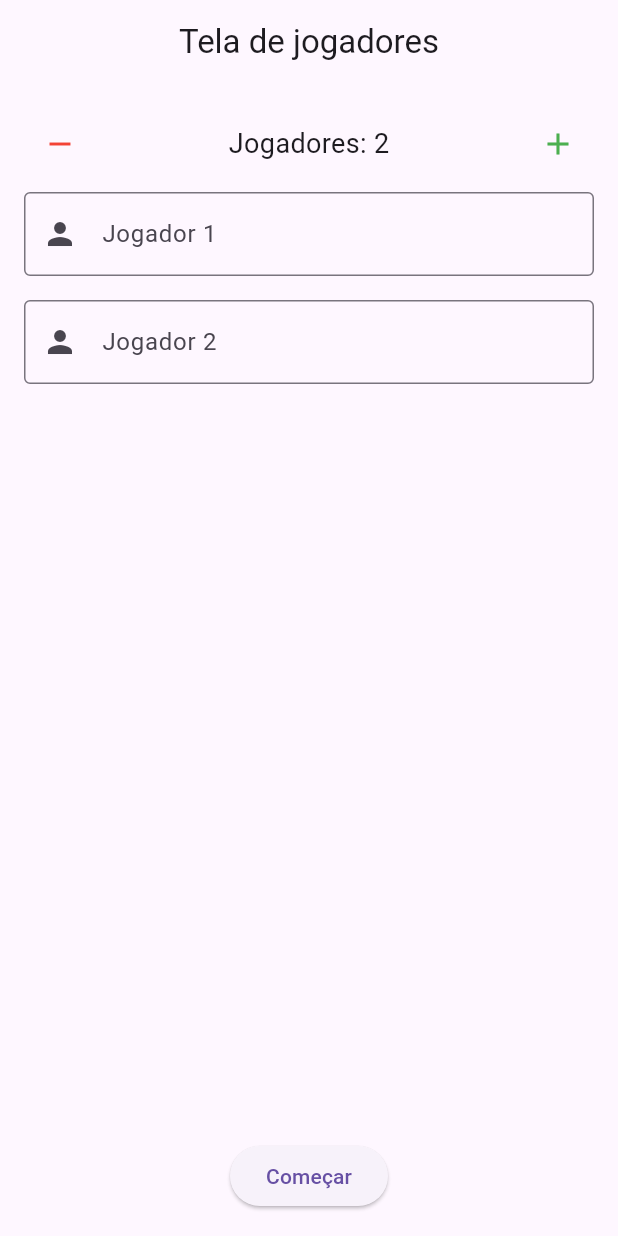
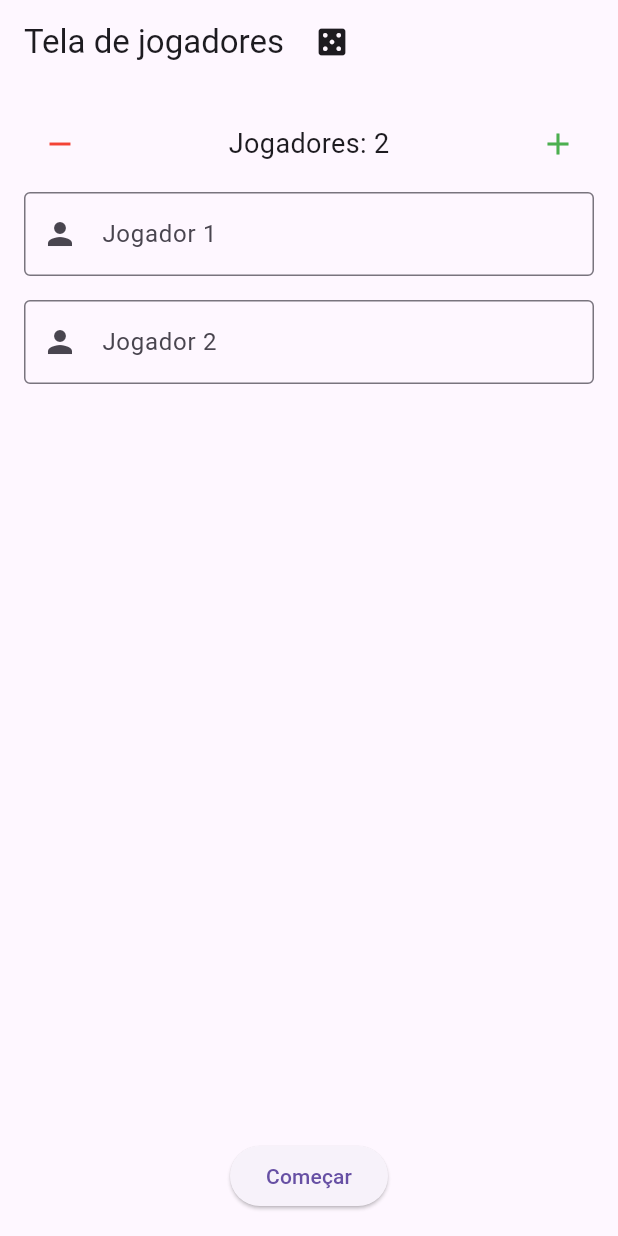
Before and after one commit to birdenly/Liars_Bar, a Flutter app: the screen it shows after launch, on a phone screen of 412 x 824 dp. Run offline on Flutter 3.47's test engine with Material 3 defaults, Android fonts, the phone set to English and light mode, and no system bars.

Commit message:
table card button

```diff
--- a/lib/main.dart
+++ b/lib/main.dart
@@ -60,13 +60,50 @@ class _PlayerInputScreenState extends State<PlayerInputScreen> {
     }
   }
 
+  void _showRandomCard() {
+    final List<String> cards = ['Queen', 'King', 'Ace'];
+    final String selectedCard = (cards..shuffle()).first;
+
+    showDialog(
+      context: context,
+      builder: (context) {
+        return AlertDialog(
+          title: const Text('Carta da Mesa:'),
+          content: Text(
+            selectedCard,
+            style: const TextStyle(fontSize: 25),
+          ),
+          actions: [
+            TextButton(
+              onPressed: () {
+                Navigator.of(context).pop();
+              },
+              child: const Text('OK'),
+            ),
+          ],
+        );
+      },
+    );
+  }
+
   @override
   Widget build(BuildContext context) {
     return Scaffold(
       appBar: AppBar(
-        title: const Center(
-          child: Text('Tela de jogadores'),
-        ),
+        title: Center(
+            child: Row(
+          children: [
+            const Text('Tela de jogadores'),
+            ButtonBar(
+              children: [
+                IconButton(
+                  icon: const Icon(Icons.casino),
+                  onPressed: _showRandomCard,
+                ),
+              ],
+            )
+          ],
+        )),
       ),
       body: Padding(
         padding: const EdgeInsets.all(16.0),
@@ -84,7 +121,7 @@ class _PlayerInputScreenState extends State<PlayerInputScreen> {
                   Text('Jogadores: $_playerCount',
                       style: const TextStyle(fontSize: 18)),
                   IconButton(
-                    icon: Icon(Icons.add, color: Colors.green),
+                    icon: const Icon(Icons.add, color: Colors.green),
                     onPressed: _incrementPlayerCount,
                   ),
                 ],
```
Also changed, not shown: pubspec.lock (added).
